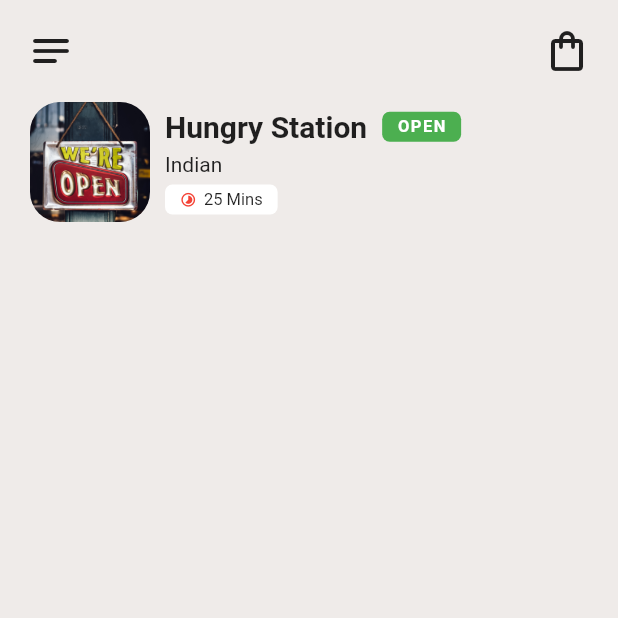
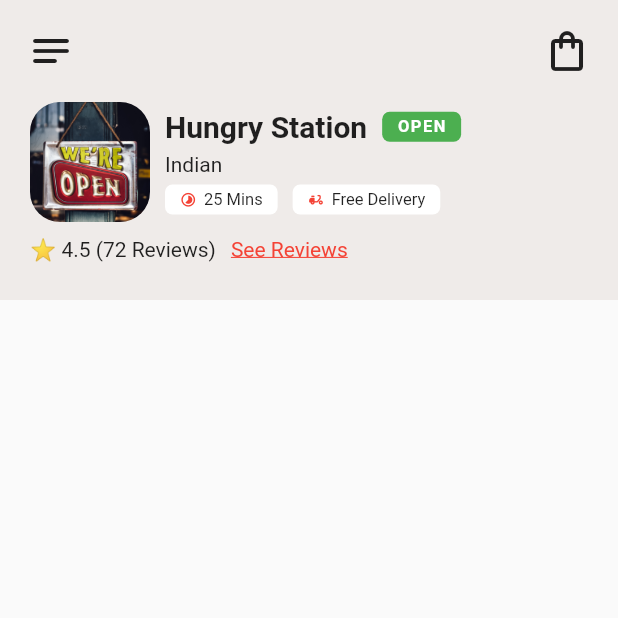
Before and after one commit to Reivu/food_delivery_ui, a Flutter app: the screen it shows after launch, after a tap on "Hungry Station", on a phone screen of 412 x 824 dp, the top half of it. Run offline on Flutter 3.47's test engine with Material 2 defaults, Android fonts, the phone set to English and light mode, and no system bars; our stand-ins replace flutter_svg.

Commit message:
Update
Widget

```diff
--- a/lib/screens/restaurant_screen.dart
+++ b/lib/screens/restaurant_screen.dart
@@ -1,6 +1,7 @@
 import 'package:flutter/material.dart';
 import 'package:flutter_food_delivery_ui/models/resto_model.dart';
 import 'package:flutter_food_delivery_ui/widgets/home/top_icons.dart';
+import 'package:flutter_food_delivery_ui/widgets/restaurant/delivery.dart';
 
 class RestaurantScreen extends StatelessWidget {
   final Restaurants restaurants;
@@ -10,17 +11,60 @@ class RestaurantScreen extends StatelessWidget {
   @override
   Widget build(BuildContext context) {
     return Scaffold(
-      backgroundColor: Colors.brown[50],
       body: SafeArea(
         child: Column(
           children: [
+            Stack(
+              children: [
+                Container(
+                  color: Colors.brown[50],
+                  height: 200.0,
+                ),
+                Column(
+                  crossAxisAlignment: CrossAxisAlignment.start,
+                  children: [
+                    //Top Icons
                     const TopIcons(),
-            Container(
+                    //Restaurant Information
+                    _buildRestaurantInfo(),
+                    //Rating and Review
+                    Padding(
+                      padding: const EdgeInsets.symmetric(
+                        vertical: 10.0,
+                        horizontal: 20.0,
+                      ),
+                      child: Row(
+                        children: [
+                          Text(
+                              '⭐ ${restaurants.review.toString()} (${restaurants.comment.toString()} Reviews)'),
+                          const SizedBox(width: 10.0),
+                          const Text(
+                            'See Reviews',
+                            style: TextStyle(
+                              color: Colors.red,
+                              decoration: TextDecoration.underline,
+                            ),
+                          ),
+                        ],
+                      ),
+                    ),
+                  ],
+                ),
+              ],
+            ),
+          ],
+        ),
+      ),
+    );
+  }
+
+  Widget _buildRestaurantInfo() {
+    return Container(
       padding: const EdgeInsets.symmetric(horizontal: 20.0),
       height: 80.0,
-              // color: Colors.amber,
       child: Row(
         children: [
+          //Image
           Hero(
             tag: restaurants.imageUrl,
             child: ClipRRect(
@@ -33,6 +77,7 @@ class RestaurantScreen extends StatelessWidget {
               ),
             ),
           ),
+          //Restaurant Information
           Padding(
             padding: const EdgeInsets.symmetric(
               horizontal: 10.0,
@@ -75,46 +120,12 @@ class RestaurantScreen extends StatelessWidget {
                   ],
                 ),
                 Text(restaurants.category),
-                        Row(
-                          children: [
-                            Container(
-                              alignment: Alignment.center,
-                              padding: const EdgeInsets.symmetric(
-                                horizontal: 10.0,
-                              ),
-                              height: 20.0,
-                              decoration: BoxDecoration(
-                                color: Colors.white,
-                                borderRadius: BorderRadius.circular(5.0),
-                              ),
-                              child: Row(
-                                children: const [
-                                  Icon(
-                                    Icons.timelapse_rounded,
-                                    size: 11.0,
-                                    color: Colors.red,
-                                  ),
-                                  SizedBox(width: 5.0),
-                                  Text(
-                                    '25 Mins',
-                                    style: TextStyle(
-                                      fontSize: 11.0,
-                                    ),
-                                  ),
-                                ],
-                              ),
-                            )
-                          ],
-                        ),
+                const Delivery(),
               ],
             ),
           ),
         ],
       ),
-            ),
-          ],
-        ),
-      ),
     );
   }
 }
--- /dev/null
+++ b/lib/widgets/restaurant/delivery.dart
@@ -0,0 +1,68 @@
+import 'package:flutter/material.dart';
+
+class Delivery extends StatelessWidget {
+  const Delivery({Key? key}) : super(key: key);
+
+  @override
+  Widget build(BuildContext context) {
+    return Row(
+      children: [
+        Container(
+          alignment: Alignment.center,
+          padding: const EdgeInsets.symmetric(
+            horizontal: 10.0,
+          ),
+          height: 20.0,
+          decoration: BoxDecoration(
+            color: Colors.white,
+            borderRadius: BorderRadius.circular(5.0),
+          ),
+          child: Row(
+            children: const [
+              Icon(
+                Icons.timelapse_rounded,
+                size: 11.0,
+                color: Colors.red,
+              ),
+              SizedBox(width: 5.0),
+              Text(
+                '25 Mins',
+                style: TextStyle(
+                  fontSize: 11.0,
+                ),
+              ),
+            ],
+          ),
+        ),
+        const SizedBox(width: 10.0),
+        Container(
+          alignment: Alignment.center,
+          padding: const EdgeInsets.symmetric(
+            horizontal: 10.0,
+          ),
+          height: 20.0,
+          decoration: BoxDecoration(
+            color: Colors.white,
+            borderRadius: BorderRadius.circular(5.0),
+          ),
+          child: Row(
+            children: const [
+              Icon(
+                Icons.delivery_dining_rounded,
+                size: 11.0,
+                color: Colors.red,
+              ),
+              SizedBox(width: 5.0),
+              Text(
+                'Free Delivery',
+                style: TextStyle(
+                  fontSize: 11.0,
+                ),
+              ),
+            ],
+          ),
+        )
+      ],
+    );
+  }
+}
```
Lines whose indentation alone changed are shown as unchanged.
